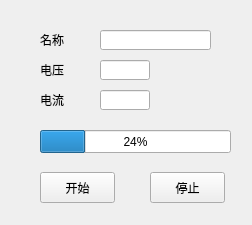
First picture: the form in ZCIPS/CTScan/addmodifyairdisposedialog.ui, repository maozi2327/ZCIPS, before the edit.
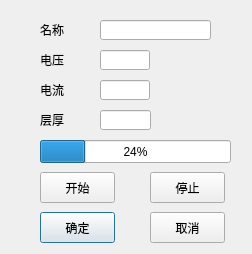
Second picture: the form after the edit.

Patch:
```diff
--- a/ZCIPS/CTScan/addmodifyairdisposedialog.ui
+++ b/ZCIPS/CTScan/addmodifyairdisposedialog.ui
@@ -7,7 +7,7 @@
     <x>0</x>
     <y>0</y>
     <width>252</width>
-    <height>225</height>
+    <height>254</height>
    </rect>
   </property>
   <property name="windowTitle">
@@ -17,7 +17,7 @@
    <property name="geometry">
     <rect>
      <x>40</x>
-     <y>60</y>
+     <y>50</y>
      <width>54</width>
      <height>20</height>
     </rect>
@@ -48,7 +48,7 @@
    <property name="geometry">
     <rect>
      <x>40</x>
-     <y>90</y>
+     <y>80</y>
      <width>54</width>
      <height>20</height>
     </rect>
@@ -73,7 +73,7 @@
    <property name="geometry">
     <rect>
      <x>100</x>
-     <y>60</y>
+     <y>50</y>
      <width>50</width>
      <height>20</height>
     </rect>
@@ -95,7 +95,7 @@
    <property name="geometry">
     <rect>
      <x>100</x>
-     <y>90</y>
+     <y>80</y>
      <width>50</width>
      <height>20</height>
     </rect>
@@ -117,7 +117,7 @@
    <property name="geometry">
     <rect>
      <x>40</x>
-     <y>130</y>
+     <y>140</y>
      <width>191</width>
      <height>23</height>
     </rect>
@@ -165,7 +165,7 @@
    <property name="geometry">
     <rect>
      <x>40</x>
-     <y>30</y>
+     <y>20</y>
      <width>54</width>
      <height>20</height>
     </rect>
@@ -196,7 +196,7 @@
    <property name="geometry">
     <rect>
      <x>100</x>
-     <y>30</y>
+     <y>20</y>
      <width>111</width>
      <height>20</height>
     </rect>
@@ -205,6 +205,67 @@
     <string/>
    </property>
   </widget>
+  <widget class="QPushButton" name="pushButton">
+   <property name="geometry">
+    <rect>
+     <x>40</x>
+     <y>212</y>
+     <width>75</width>
+     <height>31</height>
+    </rect>
+   </property>
+   <property name="text">
+    <string>确定</string>
+   </property>
+  </widget>
+  <widget class="QPushButton" name="pushButton_2">
+   <property name="geometry">
+    <rect>
+     <x>150</x>
+     <y>212</y>
+     <width>75</width>
+     <height>31</height>
+    </rect>
+   </property>
+   <property name="text">
+    <string>取消</string>
+   </property>
+  </widget>
+  <widget class="QLabel" name="label_3">
+   <property name="geometry">
+    <rect>
+     <x>40</x>
+     <y>110</y>
+     <width>54</width>
+     <height>20</height>
+    </rect>
+   </property>
+   <property name="minimumSize">
+    <size>
+     <width>54</width>
+     <height>0</height>
+    </size>
+   </property>
+   <property name="maximumSize">
+    <size>
+     <width>54</width>
+     <height>16777215</height>
+    </size>
+   </property>
+   <property name="text">
+    <string>层厚</string>
+   </property>
+  </widget>
+  <widget class="QLineEdit" name="ct3LayerThickness_2">
+   <property name="geometry">
+    <rect>
+     <x>100</x>
+     <y>110</y>
+     <width>51</width>
+     <height>20</height>
+    </rect>
+   </property>
+  </widget>
  </widget>
  <layoutdefault spacing="6" margin="11"/>
  <resources/>
```
